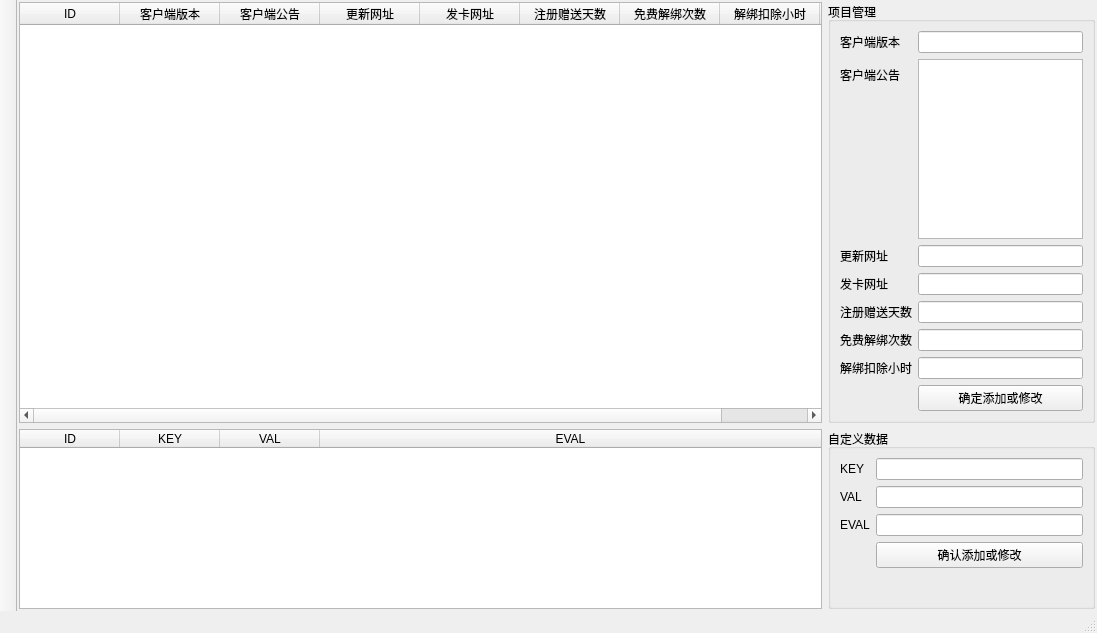
Old version of the form ui/wnd_server.ui in the repository decenfrontier/PyNetAuth.
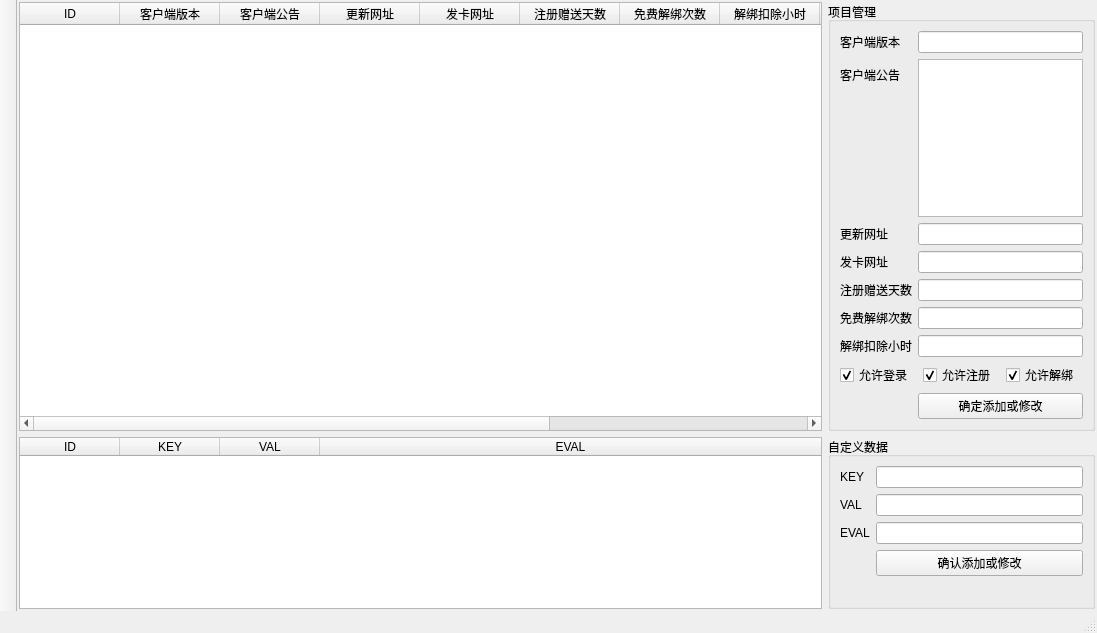
New version of the form.

Patch:
```diff
--- a/ui/wnd_server.ui
+++ b/ui/wnd_server.ui
@@ -36,7 +36,7 @@
        <number>0</number>
       </property>
       <widget class="QWidget" name="page_0">
-       <layout class="QVBoxLayout" name="verticalLayout_2">
+       <layout class="QVBoxLayout" name="verticalLayout_2" stretch="5,2">
         <property name="spacing">
          <number>6</number>
         </property>
@@ -111,6 +111,21 @@
               <string>解绑扣除小时</string>
              </property>
             </column>
+            <column>
+             <property name="text">
+              <string>允许登录</string>
+             </property>
+            </column>
+            <column>
+             <property name="text">
+              <string>允许注册</string>
+             </property>
+            </column>
+            <column>
+             <property name="text">
+              <string>允许解绑</string>
+             </property>
+            </column>
             <column>
              <property name="text">
               <string>最后修改时间</string>
@@ -174,33 +189,67 @@
              <item row="4" column="1">
               <widget class="QLineEdit" name="edt_proj_reg_gift_day"/>
              </item>
-             <item row="9" column="1">
-              <widget class="QPushButton" name="btn_proj_confirm">
-               <property name="text">
-                <string>确定添加或修改</string>
-               </property>
-              </widget>
-             </item>
-             <item row="6" column="1">
-              <widget class="QLineEdit" name="edt_proj_free_unbind_count"/>
-             </item>
-             <item row="6" column="0">
+             <item row="5" column="0">
               <widget class="QLabel" name="label_11">
                <property name="text">
                 <string>免费解绑次数</string>
                </property>
               </widget>
              </item>
-             <item row="8" column="1">
-              <widget class="QLineEdit" name="edt_proj_unbind_sub_hour"/>
+             <item row="5" column="1">
+              <widget class="QLineEdit" name="edt_proj_free_unbind_count"/>
              </item>
-             <item row="8" column="0">
+             <item row="6" column="0">
               <widget class="QLabel" name="label_12">
                <property name="text">
                 <string>解绑扣除小时</string>
                </property>
               </widget>
              </item>
+             <item row="6" column="1">
+              <widget class="QLineEdit" name="edt_proj_unbind_sub_hour"/>
+             </item>
+             <item row="7" column="0" colspan="2">
+              <layout class="QHBoxLayout" name="horizontalLayout_6">
+               <item>
+                <widget class="QCheckBox" name="chk_proj_login">
+                 <property name="text">
+                  <string>允许登录</string>
+                 </property>
+                 <property name="checked">
+                  <bool>true</bool>
+                 </property>
+                </widget>
+               </item>
+               <item>
+                <widget class="QCheckBox" name="chk_proj_reg">
+                 <property name="text">
+                  <string>允许注册</string>
+                 </property>
+                 <property name="checked">
+                  <bool>true</bool>
+                 </property>
+                </widget>
+               </item>
+               <item>
+                <widget class="QCheckBox" name="chk_proj_unbind">
+                 <property name="text">
+                  <string>允许解绑</string>
+                 </property>
+                 <property name="checked">
+                  <bool>true</bool>
+                 </property>
+                </widget>
+               </item>
+              </layout>
+             </item>
+             <item row="8" column="1">
+              <widget class="QPushButton" name="btn_proj_confirm">
+               <property name="text">
+                <string>确定添加或修改</string>
+               </property>
+              </widget>
+             </item>
             </layout>
            </widget>
           </item>
```
